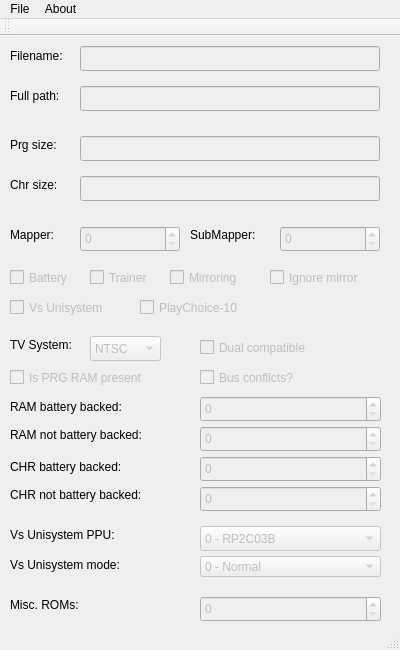
Qt form gui/mainwindow.ui (AngheloAlf/ALF-nes_header_editor) before a commit.
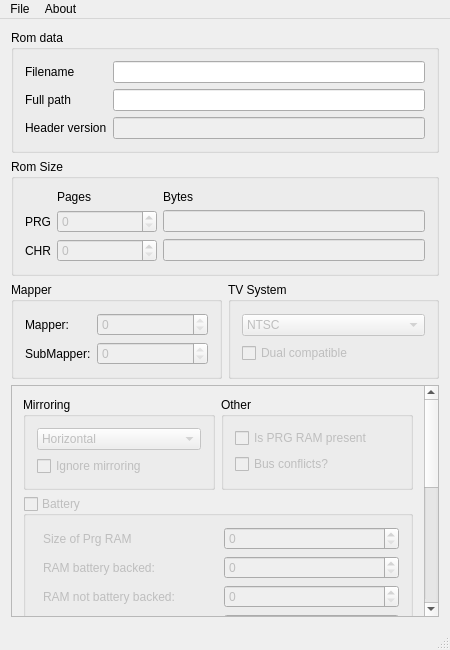
The same form after that commit.

Commit message: Making the GUI a bit more cute.

```diff
--- a/gui/mainwindow.ui
+++ b/gui/mainwindow.ui
@@ -9,7 +9,7 @@
    <rect>
     <x>0</x>
     <y>0</y>
-    <width>400</width>
+    <width>450</width>
     <height>650</height>
    </rect>
   </property>
@@ -21,284 +21,227 @@
   </property>
   <property name="minimumSize">
    <size>
-    <width>400</width>
-    <height>600</height>
+    <width>450</width>
+    <height>550</height>
    </size>
   </property>
   <property name="windowTitle">
    <string>ALF::nes_header_editor</string>
   </property>
   <widget class="QWidget" name="centralWidget">
-   <widget class="QLabel" name="label">
-    <property name="geometry">
-     <rect>
-      <x>10</x>
-      <y>10</y>
-      <width>65</width>
-      <height>20</height>
-     </rect>
-    </property>
-    <property name="text">
-     <string>Filename:</string>
-    </property>
-   </widget>
-   <widget class="QLabel" name="label_2">
-    <property name="geometry">
-     <rect>
-      <x>10</x>
-      <y>50</y>
-      <width>71</width>
-      <height>20</height>
-     </rect>
-    </property>
-    <property name="text">
-     <string>Full path:</string>
-    </property>
-   </widget>
-   <widget class="QLabel" name="label_3">
-    <property name="geometry">
-     <rect>
-      <x>10</x>
-      <y>100</y>
-      <width>67</width>
-      <height>17</height>
-     </rect>
-    </property>
-    <property name="text">
-     <string>Prg size:</string>
-    </property>
-   </widget>
-   <widget class="QLabel" name="label_4">
-    <property name="geometry">
-     <rect>
-      <x>10</x>
-      <y>140</y>
-      <width>67</width>
-      <height>17</height>
-     </rect>
-    </property>
-    <property name="text">
-     <string>Chr size:</string>
-    </property>
-   </widget>
-   <widget class="QLineEdit" name="text_prg_size">
     <property name="enabled">
-     <bool>false</bool>
-    </property>
-    <property name="geometry">
-     <rect>
-      <x>80</x>
-      <y>100</y>
-      <width>300</width>
-      <height>25</height>
-     </rect>
-    </property>
-   </widget>
+    <bool>true</bool>
+   </property>
+   <layout class="QVBoxLayout" name="verticalLayout_9">
+    <item>
+     <widget class="QGroupBox" name="rom_data_layout">
+      <property name="title">
+       <string>Rom data</string>
+      </property>
+      <layout class="QGridLayout" name="gridLayout_2">
+       <item row="1" column="2">
    <widget class="QLineEdit" name="text_filename">
     <property name="enabled">
-     <bool>false</bool>
-    </property>
-    <property name="geometry">
-     <rect>
-      <x>80</x>
-      <y>10</y>
-      <width>300</width>
-      <height>25</height>
-     </rect>
-    </property>
-   </widget>
+          <bool>true</bool>
+         </property>
+         <property name="readOnly">
+          <bool>true</bool>
+         </property>
+        </widget>
+       </item>
+       <item row="3" column="2">
    <widget class="QLineEdit" name="text_fullpath">
     <property name="enabled">
+          <bool>true</bool>
+         </property>
+         <property name="readOnly">
+          <bool>true</bool>
+         </property>
+        </widget>
+       </item>
+       <item row="3" column="0">
+        <widget class="QLabel" name="label_2">
+         <property name="text">
+          <string>Full path</string>
+         </property>
+        </widget>
+       </item>
+       <item row="4" column="0">
+        <widget class="QLabel" name="label_15">
+         <property name="text">
+          <string>Header version</string>
+         </property>
+        </widget>
+       </item>
+       <item row="1" column="0">
+        <widget class="QLabel" name="label">
+         <property name="text">
+          <string>Filename</string>
+         </property>
+        </widget>
+       </item>
+       <item row="4" column="2">
+        <widget class="QLineEdit" name="version">
+         <property name="enabled">
      <bool>false</bool>
     </property>
-    <property name="geometry">
-     <rect>
-      <x>80</x>
-      <y>50</y>
-      <width>300</width>
-      <height>25</height>
-     </rect>
-    </property>
-   </widget>
+        </widget>
+       </item>
+      </layout>
+     </widget>
+    </item>
+    <item>
+     <widget class="QGroupBox" name="rom_size_layout">
+      <property name="title">
+       <string>Rom Size</string>
+      </property>
+      <layout class="QGridLayout" name="gridLayout">
+       <item row="1" column="0">
+        <widget class="QLabel" name="label_3">
+         <property name="text">
+          <string>PRG</string>
+         </property>
+        </widget>
+       </item>
+       <item row="2" column="1">
+        <widget class="QSpinBox" name="chr_pages">
+         <property name="enabled">
+          <bool>false</bool>
+         </property>
+         <property name="minimumSize">
+          <size>
+           <width>100</width>
+           <height>0</height>
+          </size>
+         </property>
+        </widget>
+       </item>
+       <item row="0" column="0">
+        <widget class="QLabel" name="label_7">
+         <property name="text">
+          <string/>
+         </property>
+        </widget>
+       </item>
+       <item row="2" column="2">
    <widget class="QLineEdit" name="text_chr_size">
     <property name="enabled">
      <bool>false</bool>
     </property>
-    <property name="geometry">
-     <rect>
-      <x>80</x>
-      <y>140</y>
-      <width>300</width>
-      <height>25</height>
-     </rect>
-    </property>
-   </widget>
+         <property name="readOnly">
+          <bool>true</bool>
+         </property>
+        </widget>
+       </item>
+       <item row="0" column="2">
+        <widget class="QLabel" name="label_18">
+         <property name="text">
+          <string>Bytes</string>
+         </property>
+        </widget>
+       </item>
+       <item row="1" column="2">
+        <widget class="QLineEdit" name="text_prg_size">
+         <property name="enabled">
+          <bool>false</bool>
+         </property>
+         <property name="readOnly">
+          <bool>true</bool>
+         </property>
+        </widget>
+       </item>
+       <item row="0" column="1">
+        <widget class="QLabel" name="label_14">
+         <property name="text">
+          <string>Pages</string>
+         </property>
+        </widget>
+       </item>
+       <item row="2" column="0">
+        <widget class="QLabel" name="label_4">
+         <property name="text">
+          <string>CHR</string>
+         </property>
+        </widget>
+       </item>
+       <item row="1" column="1">
+        <widget class="QSpinBox" name="prg_pages">
+         <property name="enabled">
+          <bool>false</bool>
+         </property>
+         <property name="minimumSize">
+          <size>
+           <width>100</width>
+           <height>0</height>
+          </size>
+         </property>
+        </widget>
+       </item>
+      </layout>
+     </widget>
+    </item>
+    <item>
+     <layout class="QHBoxLayout" name="mapper_tv_layout">
+      <item>
+       <widget class="QGroupBox" name="formGroupBox">
+        <property name="title">
+         <string>Mapper</string>
+        </property>
+        <layout class="QFormLayout" name="formLayout_3">
+         <item row="0" column="0">
    <widget class="QLabel" name="label_5">
-    <property name="geometry">
-     <rect>
-      <x>10</x>
-      <y>190</y>
-      <width>67</width>
-      <height>17</height>
-     </rect>
-    </property>
     <property name="text">
      <string>Mapper:</string>
     </property>
    </widget>
-   <widget class="QLabel" name="label_6">
-    <property name="geometry">
-     <rect>
-      <x>190</x>
-      <y>190</y>
-      <width>90</width>
-      <height>17</height>
-     </rect>
-    </property>
-    <property name="text">
-     <string>SubMapper:</string>
-    </property>
-   </widget>
-   <widget class="QCheckBox" name="battery">
-    <property name="enabled">
-     <bool>false</bool>
-    </property>
-    <property name="geometry">
-     <rect>
-      <x>10</x>
-      <y>230</y>
-      <width>71</width>
-      <height>23</height>
-     </rect>
-    </property>
-    <property name="text">
-     <string>Battery</string>
-    </property>
-   </widget>
-   <widget class="QCheckBox" name="trainer">
-    <property name="enabled">
-     <bool>false</bool>
-    </property>
-    <property name="geometry">
-     <rect>
-      <x>90</x>
-      <y>230</y>
-      <width>71</width>
-      <height>23</height>
-     </rect>
-    </property>
-    <property name="text">
-     <string>Trainer</string>
-    </property>
-   </widget>
-   <widget class="QCheckBox" name="mirroring">
-    <property name="enabled">
-     <bool>false</bool>
-    </property>
-    <property name="geometry">
-     <rect>
-      <x>170</x>
-      <y>230</y>
-      <width>91</width>
-      <height>23</height>
-     </rect>
-    </property>
-    <property name="text">
-     <string>Mirroring</string>
-    </property>
-   </widget>
-   <widget class="QCheckBox" name="ignore_mirroring">
-    <property name="enabled">
-     <bool>false</bool>
-    </property>
-    <property name="geometry">
-     <rect>
-      <x>270</x>
-      <y>230</y>
-      <width>111</width>
-      <height>23</height>
-     </rect>
-    </property>
-    <property name="text">
-     <string>Ignore mirror</string>
-    </property>
-   </widget>
+         </item>
+         <item row="0" column="1">
    <widget class="QSpinBox" name="mapper">
     <property name="enabled">
      <bool>false</bool>
     </property>
-    <property name="geometry">
-     <rect>
-      <x>80</x>
-      <y>190</y>
-      <width>100</width>
-      <height>26</height>
-     </rect>
+           <property name="readOnly">
+            <bool>true</bool>
     </property>
     <property name="maximum">
      <number>4095</number>
     </property>
    </widget>
+         </item>
+         <item row="1" column="0">
+          <widget class="QLabel" name="label_6">
+           <property name="text">
+            <string>SubMapper:</string>
+           </property>
+          </widget>
+         </item>
+         <item row="1" column="1">
    <widget class="QSpinBox" name="submapper">
     <property name="enabled">
      <bool>false</bool>
     </property>
-    <property name="geometry">
-     <rect>
-      <x>280</x>
-      <y>190</y>
-      <width>100</width>
-      <height>26</height>
-     </rect>
+           <property name="readOnly">
+            <bool>true</bool>
     </property>
     <property name="maximum">
      <number>15</number>
     </property>
    </widget>
-   <widget class="QCheckBox" name="vs">
-    <property name="enabled">
-     <bool>false</bool>
-    </property>
-    <property name="geometry">
-     <rect>
-      <x>10</x>
-      <y>260</y>
-      <width>111</width>
-      <height>23</height>
-     </rect>
-    </property>
-    <property name="text">
-     <string>Vs Unisystem</string>
-    </property>
-   </widget>
-   <widget class="QCheckBox" name="pc10">
-    <property name="enabled">
-     <bool>false</bool>
-    </property>
-    <property name="geometry">
-     <rect>
-      <x>140</x>
-      <y>260</y>
-      <width>121</width>
-      <height>23</height>
-     </rect>
-    </property>
-    <property name="text">
-     <string>PlayChoice-10</string>
-    </property>
-   </widget>
+         </item>
+        </layout>
+       </widget>
+      </item>
+      <item>
+       <widget class="QGroupBox" name="tv_system_layout">
+        <property name="title">
+         <string>TV System</string>
+        </property>
+        <layout class="QVBoxLayout" name="verticalLayout_4">
+         <item>
    <widget class="QComboBox" name="tv_system">
     <property name="enabled">
      <bool>false</bool>
     </property>
-    <property name="geometry">
-     <rect>
-      <x>90</x>
-      <y>300</y>
-      <width>71</width>
-      <height>25</height>
-     </rect>
-    </property>
     <item>
      <property name="text">
       <string notr="true">NTSC</string>
@@ -310,92 +253,157 @@
      </property>
     </item>
    </widget>
-   <widget class="QLabel" name="label_7">
-    <property name="geometry">
-     <rect>
-      <x>10</x>
-      <y>300</y>
-      <width>81</width>
-      <height>17</height>
-     </rect>
-    </property>
-    <property name="text">
-     <string>TV System:</string>
-    </property>
-   </widget>
+         </item>
+         <item>
    <widget class="QCheckBox" name="dual">
     <property name="enabled">
      <bool>false</bool>
     </property>
-    <property name="geometry">
-     <rect>
-      <x>200</x>
-      <y>300</y>
-      <width>141</width>
-      <height>23</height>
-     </rect>
-    </property>
     <property name="text">
      <string>Dual compatible</string>
     </property>
    </widget>
+         </item>
+        </layout>
+       </widget>
+      </item>
+     </layout>
+    </item>
+    <item>
+     <layout class="QVBoxLayout" name="scrolling_vertical_layout">
+      <item>
+       <widget class="QScrollArea" name="scrollArea">
+        <property name="widgetResizable">
+         <bool>true</bool>
+        </property>
+        <widget class="QWidget" name="scrollAreaWidgetContents">
+         <property name="geometry">
+          <rect>
+           <x>0</x>
+           <y>0</y>
+           <width>414</width>
+           <height>570</height>
+          </rect>
+         </property>
+         <layout class="QVBoxLayout" name="verticalLayout_11">
+          <item>
+           <layout class="QHBoxLayout" name="mirroring_other_layout">
+            <item>
+             <widget class="QGroupBox" name="verticalGroupBox_3">
+              <property name="title">
+               <string>Mirroring</string>
+              </property>
+              <layout class="QVBoxLayout" name="verticalLayout_2">
+               <item>
+                <widget class="QComboBox" name="mirroring_orientation">
+                 <property name="enabled">
+                  <bool>false</bool>
+                 </property>
+                 <item>
+                  <property name="text">
+                   <string>Horizontal</string>
+                  </property>
+                 </item>
+                 <item>
+                  <property name="text">
+                   <string>Vertical</string>
+                  </property>
+                 </item>
+                </widget>
+               </item>
+               <item>
+                <widget class="QCheckBox" name="ignore_mirroring">
+                 <property name="enabled">
+                  <bool>false</bool>
+                 </property>
+                 <property name="text">
+                  <string>Ignore mirroring</string>
+                 </property>
+                </widget>
+               </item>
+              </layout>
+             </widget>
+            </item>
+            <item>
+             <widget class="QGroupBox" name="verticalGroupBox_2">
+              <property name="title">
+               <string>Other</string>
+              </property>
+              <layout class="QVBoxLayout" name="verticalLayout_7">
+               <item>
    <widget class="QCheckBox" name="prgRamPresent">
     <property name="enabled">
      <bool>false</bool>
     </property>
-    <property name="geometry">
-     <rect>
-      <x>10</x>
-      <y>330</y>
-      <width>161</width>
-      <height>23</height>
-     </rect>
-    </property>
     <property name="text">
      <string>Is PRG RAM present</string>
     </property>
    </widget>
+               </item>
+               <item>
    <widget class="QCheckBox" name="busConflicts">
     <property name="enabled">
      <bool>false</bool>
     </property>
-    <property name="geometry">
-     <rect>
-      <x>200</x>
-      <y>330</y>
-      <width>131</width>
-      <height>23</height>
-     </rect>
-    </property>
     <property name="text">
      <string>Bus conflicts?</string>
     </property>
    </widget>
+               </item>
+              </layout>
+             </widget>
+            </item>
+           </layout>
+          </item>
+          <item>
+           <widget class="QGroupBox" name="battery">
+            <property name="enabled">
+             <bool>false</bool>
+            </property>
+            <property name="title">
+             <string>Battery</string>
+            </property>
+            <property name="checkable">
+             <bool>true</bool>
+            </property>
+            <property name="checked">
+             <bool>false</bool>
+            </property>
+            <layout class="QFormLayout" name="formLayout_2">
+             <item row="0" column="1">
+              <layout class="QVBoxLayout" name="battery_internal_vertical">
+               <item>
+                <layout class="QHBoxLayout" name="horizontalLayout_5">
+                 <item>
+                  <widget class="QLabel" name="label_17">
+                   <property name="text">
+                    <string>Size of Prg RAM</string>
+                   </property>
+                  </widget>
+                 </item>
+                 <item>
+                  <widget class="QSpinBox" name="prg_ram">
+                   <property name="enabled">
+                    <bool>false</bool>
+                   </property>
+                  </widget>
+                 </item>
+                </layout>
+               </item>
+               <item>
+                <layout class="QHBoxLayout" name="horizontalLayout">
+                 <item>
    <widget class="QLabel" name="label_8">
-    <property name="geometry">
-     <rect>
-      <x>10</x>
-      <y>360</y>
-      <width>151</width>
-      <height>21</height>
-     </rect>
-    </property>
     <property name="text">
      <string>RAM battery backed:</string>
     </property>
    </widget>
+                 </item>
+                 <item>
    <widget class="QSpinBox" name="batteryBackedAmount">
     <property name="enabled">
      <bool>false</bool>
     </property>
-    <property name="geometry">
-     <rect>
-      <x>200</x>
-      <y>360</y>
-      <width>181</width>
-      <height>26</height>
-     </rect>
-    </property>
     <property name="maximum">
      <number>1048576</number>
     </property>
@@ -403,31 +411,23 @@
      <number>128</number>
     </property>
    </widget>
+                 </item>
+                </layout>
+               </item>
+               <item>
+                <layout class="QHBoxLayout" name="horizontalLayout_2">
+                 <item>
    <widget class="QLabel" name="label_9">
-    <property name="geometry">
-     <rect>
-      <x>10</x>
-      <y>390</y>
-      <width>181</width>
-      <height>17</height>
-     </rect>
-    </property>
     <property name="text">
      <string>RAM not battery backed:</string>
     </property>
    </widget>
+                 </item>
+                 <item>
    <widget class="QSpinBox" name="notBatteryBackedAmount">
     <property name="enabled">
      <bool>false</bool>
     </property>
-    <property name="geometry">
-     <rect>
-      <x>200</x>
-      <y>390</y>
-      <width>181</width>
-      <height>26</height>
-     </rect>
-    </property>
     <property name="maximum">
      <number>1048576</number>
     </property>
@@ -435,95 +435,129 @@
      <number>128</number>
     </property>
    </widget>
-   <widget class="QLabel" name="label_10">
-    <property name="geometry">
-     <rect>
-      <x>10</x>
-      <y>450</y>
-      <width>181</width>
-      <height>17</height>
-     </rect>
-    </property>
-    <property name="text">
-     <string>CHR not battery backed:</string>
-    </property>
-   </widget>
-   <widget class="QSpinBox" name="chrBatteryBackedAmount">
-    <property name="enabled">
-     <bool>false</bool>
-    </property>
-    <property name="geometry">
-     <rect>
-      <x>200</x>
-      <y>420</y>
-      <width>181</width>
-      <height>26</height>
-     </rect>
-    </property>
-    <property name="maximum">
-     <number>1048576</number>
-    </property>
-    <property name="singleStep">
-     <number>128</number>
-    </property>
-   </widget>
-   <widget class="QSpinBox" name="chrNotBatteryBackedAmount">
-    <property name="enabled">
-     <bool>false</bool>
-    </property>
-    <property name="geometry">
-     <rect>
-      <x>200</x>
-      <y>450</y>
-      <width>181</width>
-      <height>26</height>
-     </rect>
-    </property>
-    <property name="maximum">
-     <number>1048576</number>
-    </property>
-    <property name="singleStep">
-     <number>128</number>
-    </property>
-   </widget>
+                 </item>
+                </layout>
+               </item>
+               <item>
+                <layout class="QHBoxLayout" name="horizontalLayout_3">
+                 <item>
    <widget class="QLabel" name="label_11">
-    <property name="geometry">
-     <rect>
-      <x>10</x>
-      <y>420</y>
-      <width>151</width>
-      <height>21</height>
-     </rect>
-    </property>
     <property name="text">
      <string>CHR battery backed:</string>
     </property>
    </widget>
+                 </item>
+                 <item>
+                  <widget class="QSpinBox" name="chrBatteryBackedAmount">
+                   <property name="enabled">
+                    <bool>false</bool>
+                   </property>
+                   <property name="maximum">
+                    <number>1048576</number>
+                   </property>
+                   <property name="singleStep">
+                    <number>128</number>
+                   </property>
+                  </widget>
+                 </item>
+                </layout>
+               </item>
+               <item>
+                <layout class="QHBoxLayout" name="horizontalLayout_4">
+                 <item>
+                  <widget class="QLabel" name="label_10">
+                   <property name="text">
+                    <string>CHR not battery backed:</string>
+                   </property>
+                  </widget>
+                 </item>
+                 <item>
+                  <widget class="QSpinBox" name="chrNotBatteryBacked">
+                   <property name="enabled">
+                    <bool>false</bool>
+                   </property>
+                   <property name="maximum">
+                    <number>1048576</number>
+                   </property>
+                   <property name="singleStep">
+                    <number>128</number>
+                   </property>
+                  </widget>
+                 </item>
+                </layout>
+               </item>
+              </layout>
+             </item>
+            </layout>
+           </widget>
+          </item>
+          <item>
+           <layout class="QHBoxLayout" name="pc_trainer_layout">
+            <item>
+             <widget class="QGroupBox" name="pc10">
+              <property name="enabled">
+               <bool>false</bool>
+              </property>
+              <property name="title">
+               <string>PlayChoice-10</string>
+              </property>
+              <property name="checkable">
+               <bool>true</bool>
+              </property>
+              <property name="checked">
+               <bool>false</bool>
+              </property>
+              <layout class="QVBoxLayout" name="verticalLayout_8"/>
+             </widget>
+            </item>
+            <item>
+             <widget class="QGroupBox" name="trainer">
+              <property name="enabled">
+               <bool>false</bool>
+              </property>
+              <property name="title">
+               <string>Trainer</string>
+              </property>
+              <property name="checkable">
+               <bool>true</bool>
+              </property>
+              <property name="checked">
+               <bool>false</bool>
+              </property>
+              <layout class="QVBoxLayout" name="verticalLayout_6"/>
+             </widget>
+            </item>
+           </layout>
+          </item>
+          <item>
+           <widget class="QGroupBox" name="vs">
+            <property name="enabled">
+             <bool>false</bool>
+            </property>
+            <property name="title">
+             <string>Vs Unisystem</string>
+            </property>
+            <property name="checkable">
+             <bool>true</bool>
+            </property>
+            <property name="checked">
+             <bool>false</bool>
+            </property>
+            <layout class="QVBoxLayout" name="verticalLayout">
+             <item>
+              <layout class="QFormLayout" name="formLayout">
+               <item row="0" column="0">
    <widget class="QLabel" name="label_12">
-    <property name="geometry">
-     <rect>
-      <x>10</x>
-      <y>490</y>
-      <width>131</width>
-      <height>17</height>
-     </rect>
-    </property>
     <property name="text">
      <string>Vs Unisystem PPU:</string>
     </property>
    </widget>
+               </item>
+               <item row="0" column="1">
    <widget class="QComboBox" name="vsPPU">
     <property name="enabled">
      <bool>false</bool>
     </property>
-    <property name="geometry">
-     <rect>
-      <x>200</x>
-      <y>490</y>
-      <width>181</width>
-      <height>25</height>
-     </rect>
-    </property>
     <item>
      <property name="text">
       <string>0 - RP2C03B</string>
@@ -605,31 +639,19 @@
      </property>
     </item>
    </widget>
+               </item>
+               <item row="1" column="0">
    <widget class="QLabel" name="label_13">
-    <property name="geometry">
-     <rect>
-      <x>10</x>
-      <y>520</y>
-      <width>161</width>
-      <height>17</height>
-     </rect>
-    </property>
     <property name="text">
      <string>Vs Unisystem mode:</string>
     </property>
    </widget>
+               </item>
+               <item row="1" column="1">
    <widget class="QComboBox" name="vsMode">
     <property name="enabled">
      <bool>false</bool>
     </property>
-    <property name="geometry">
-     <rect>
-      <x>200</x>
-      <y>520</y>
-      <width>181</width>
-      <height>21</height>
-     </rect>
-    </property>
     <item>
      <property name="text">
       <string>0 - Normal</string>
@@ -711,42 +733,45 @@
      </property>
     </item>
    </widget>
-   <widget class="QLabel" name="label_14">
-    <property name="geometry">
-     <rect>
-      <x>10</x>
-      <y>560</y>
-      <width>171</width>
-      <height>17</height>
-     </rect>
-    </property>
-    <property name="text">
-     <string>Misc. ROMs:</string>
-    </property>
-   </widget>
+               </item>
+              </layout>
+             </item>
+            </layout>
+           </widget>
+          </item>
+          <item>
+           <widget class="QGroupBox" name="misc_roms_layout">
+            <property name="title">
+             <string>Misc. Rom</string>
+            </property>
+            <layout class="QVBoxLayout" name="verticalLayout_5">
+             <item>
    <widget class="QSpinBox" name="miscRoms">
     <property name="enabled">
      <bool>false</bool>
     </property>
-    <property name="geometry">
-     <rect>
-      <x>200</x>
-      <y>560</y>
-      <width>181</width>
-      <height>26</height>
-     </rect>
-    </property>
     <property name="maximum">
      <number>3</number>
     </property>
    </widget>
+             </item>
+            </layout>
+           </widget>
+          </item>
+         </layout>
+        </widget>
+       </widget>
+      </item>
+     </layout>
+    </item>
+   </layout>
   </widget>
   <widget class="QMenuBar" name="menuBar">
    <property name="geometry">
     <rect>
      <x>0</x>
      <y>0</y>
-     <width>400</width>
+     <width>450</width>
      <height>22</height>
     </rect>
    </property>
@@ -769,14 +794,6 @@
    <addaction name="menuFile"/>
    <addaction name="menuAbout"/>
   </widget>
-  <widget class="QToolBar" name="mainToolBar">
-   <attribute name="toolBarArea">
-    <enum>TopToolBarArea</enum>
-   </attribute>
-   <attribute name="toolBarBreak">
-    <bool>false</bool>
-   </attribute>
-  </widget>
   <widget class="QStatusBar" name="statusBar"/>
   <action name="actionOpen">
    <property name="text">
```
Left out of the diff: 3 changed lines with no effect on the pictures. Lines whose indentation alone changed are shown as unchanged. The commit also changes 3 other files.
